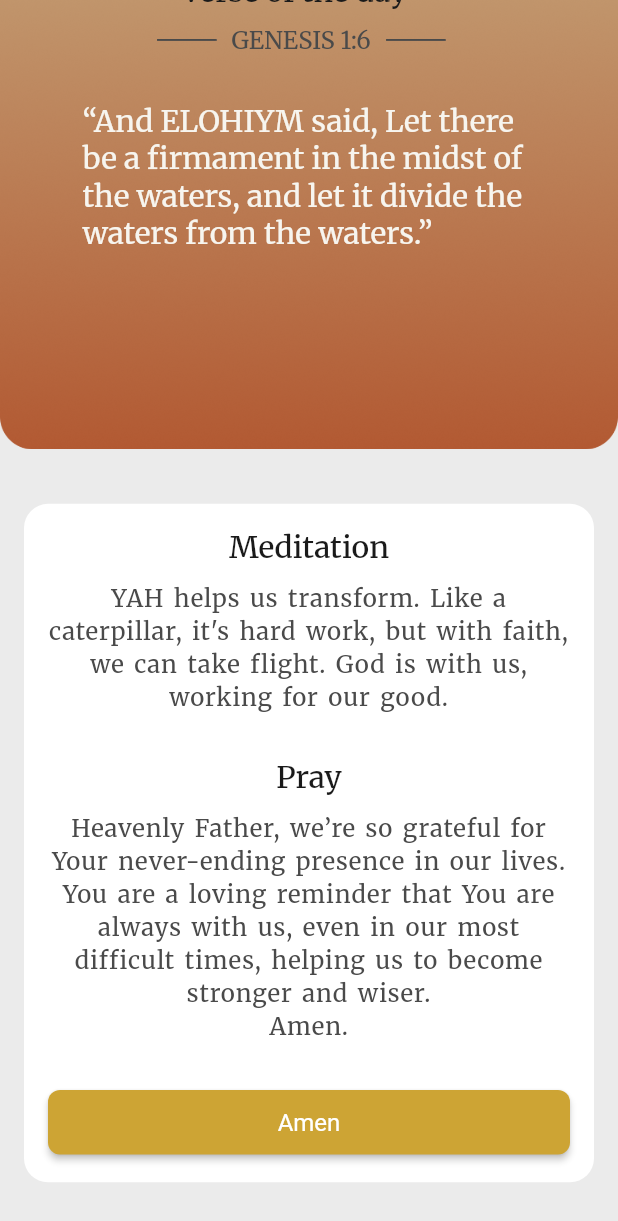
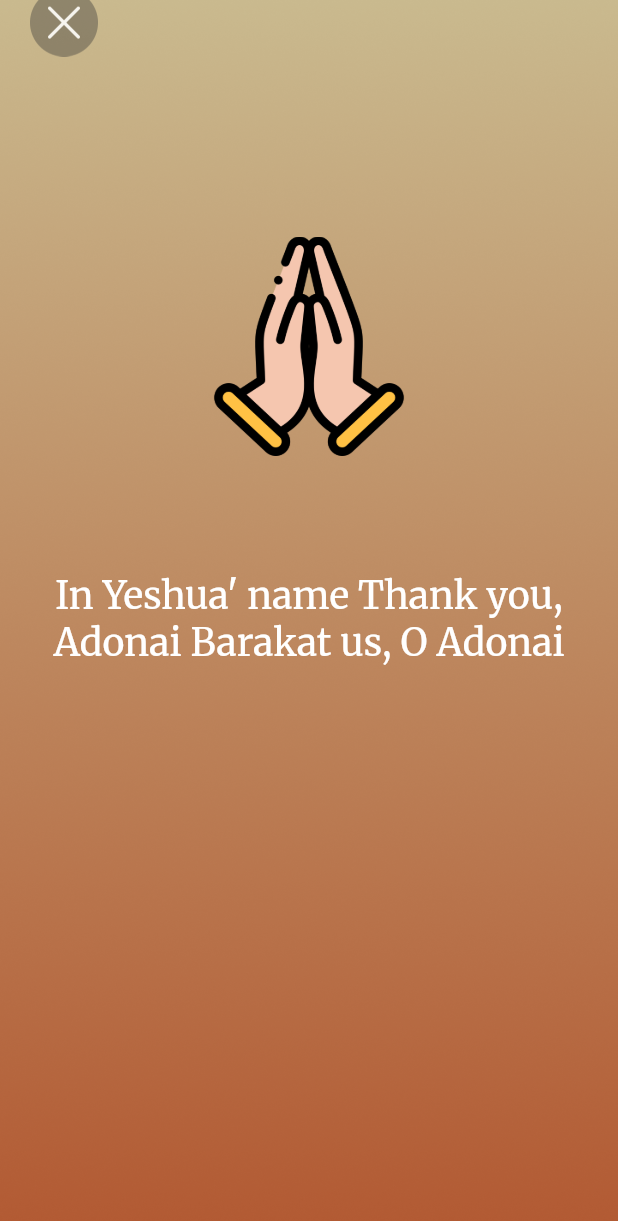
Before and after one commit to backbencherstudio/dr_oplawrence_bible, a Flutter app: the MorningPrayerScreen screen opened by its route, scrolled down 186 dp, after a tap on "Amen", on a phone screen of 412 x 824 dp. Shown: the top 1221 px of the screen. Run offline on Flutter 3.47's test engine with Material 3 defaults, Android fonts, the phone set to English and light mode, and no system bars; our stand-ins replace connectivity_plus, dio, file_picker, flutter_riverpod, flutter_screenutil, flutter_svg and 5 more; accounts and stored records are empty.

Commit message:
set image part and add morning prayer screen

```diff
--- a/lib/core/route/route_config.dart
+++ b/lib/core/route/route_config.dart
@@ -37,6 +37,7 @@ import '../../presentation/home/view/home_screen.dart';
 import '../../presentation/home/view/screens/archieved_daily_devotionals/archieved_daily_devotionals_Screen.dart';
 import '../../presentation/home/view/screens/gospel_psalm/gospel_psalm_screen.dart';
 import '../../presentation/home/view/screens/morning_prayer/morning_prayer_screen.dart';
+import '../../presentation/home/view/screens/morning_prayer/prayer_screen.dart';
 import '../../presentation/menu/my_notes_screen.dart';
 import '../../presentation/menu/screens/donate_money.dart';
 import '../../presentation/menu/screens/donate_money_system.dart';
@@ -76,6 +77,7 @@ class AppRoutes {
     RouteNames.myNotesScreen: (context) => const MyNotesScreen(),
     RouteNames.donateMoneySystem: (context) => const DonateMoneySystem(),
     RouteNames.donationScreen: (context) => const DonationScreen(),
+    RouteNames.prayerScreen: (context) => const PrayerScreen(),
 
 
     RouteNames.bookListScreen: (context) => BookListScreen(bibleVM: bibleVM),
--- a/lib/core/route/route_name.dart
+++ b/lib/core/route/route_name.dart
@@ -23,6 +23,7 @@ class RouteNames {
   static const String myNotesScreen = "/myNotesScreen";
   static const String donateMoneySystem = "/donateMoneySystem";
   static const String donationScreen = "/donationScreen";
+  static const String prayerScreen = "/prayerScreen";
   // static const String careBottomNavBarScreen = "/careBottomNavBarScreen";
   // static const String onboardingScreen = "/onboardingScreen";
 }
--- a/lib/presentation/home/view/screens/morning_prayer/morning_prayer_screen.dart
+++ b/lib/presentation/home/view/screens/morning_prayer/morning_prayer_screen.dart
@@ -1,3 +1,4 @@
+import 'package:dr_oplawrence_bible/core/route/route_name.dart';
 import 'package:flutter/material.dart';
 import 'package:google_fonts/google_fonts.dart';
 import 'package:flutter_screenutil/flutter_screenutil.dart';
@@ -145,7 +146,9 @@ class _MorningPrayerScreenState extends State<MorningPrayerScreen> {
                           style: ElevatedButton.styleFrom(
                             backgroundColor: Color(0xffCDA434),
                           ),
-                          onPressed: () {},
+                          onPressed: () {
+                            Navigator.pushNamed(context, RouteNames.prayerScreen);
+                          },
                           child: Center(
                             child: Text(
                               'Amen',
--- /dev/null
+++ b/lib/presentation/home/view/screens/morning_prayer/prayer_screen.dart
@@ -0,0 +1,69 @@
+import 'dart:ui';
+
+import 'package:flutter/material.dart';
+import 'package:google_fonts/google_fonts.dart';
+import 'package:flutter_screenutil/flutter_screenutil.dart';
+
+class PrayerScreen extends StatefulWidget {
+  const PrayerScreen({super.key});
+
+  @override
+  State<PrayerScreen> createState() => _PrayerScreenState();
+}
+
+class _PrayerScreenState extends State<PrayerScreen> {
+  @override
+  Widget build(BuildContext context) {
+    return Scaffold(
+
+
+
+      body: Container(
+        child: Stack(
+          children: [
+
+            Positioned.fill(
+              child: Image.asset(
+                'assets/images/morning_background.png',
+                fit: BoxFit.cover,
+              ),
+            ),
+            Positioned(
+                bottom: 520,
+                left: 20,
+                right: 20,
+                child: Center(child: Column(
+                  children: [ Align(
+                    alignment: AlignmentGeometry.topLeft,
+                    child: GestureDetector(
+                      onTap: (){
+                        Navigator.pop(context);
+                      },
+                      child: Image.asset(
+                        'assets/images/cross.png',
+                        scale: 3,
+                      ),
+                    ),
+                  ),SizedBox(height: 120,),
+                    Image.asset('assets/images/img_1.png',scale: 3.5,),
+                  ],
+                ))),
+            Positioned(
+              child: Center(
+                child: Text(
+                  textAlign: TextAlign.center,
+                  "In Yeshua' name Thank you, Adonai Barakat us, O Adonai",
+                  style: GoogleFonts.merriweather(
+                    color: Colors.white,
+                    fontSize: 25,
+                    fontWeight: FontWeight.w400,
+                  ),
+                ),
+              ),
+            ),
+          ],
+        ),
+      ),
+    );
+  }
+}
```
Also changed, not shown: lib/presentation/book/screens/verses_tab_view_screen.dart (+20 -17 lines), pubspec.yaml (+3 -7 lines), assets/images/img_1.png (added), pubspec.lock, 5 other files.
